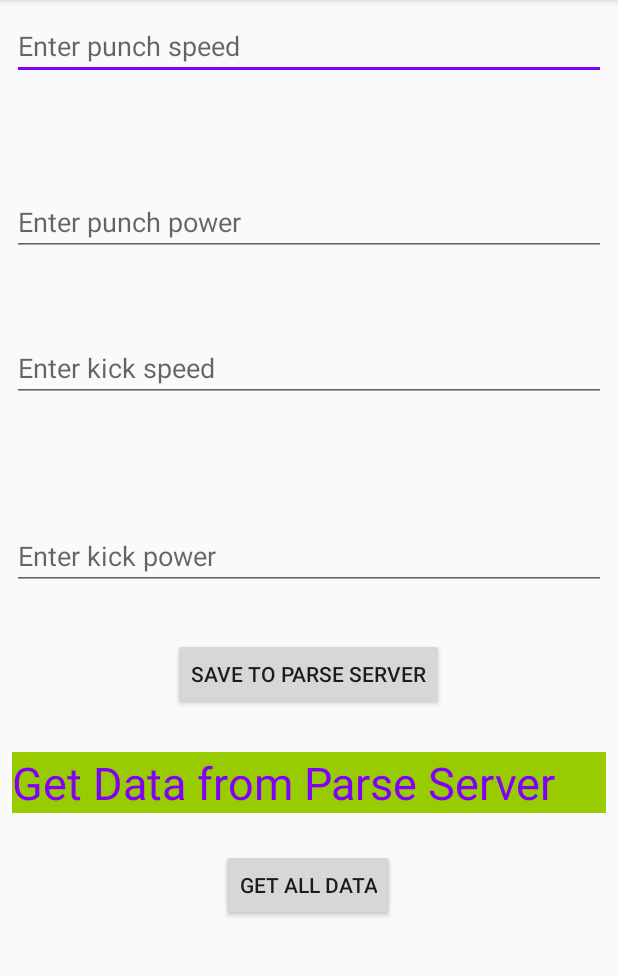
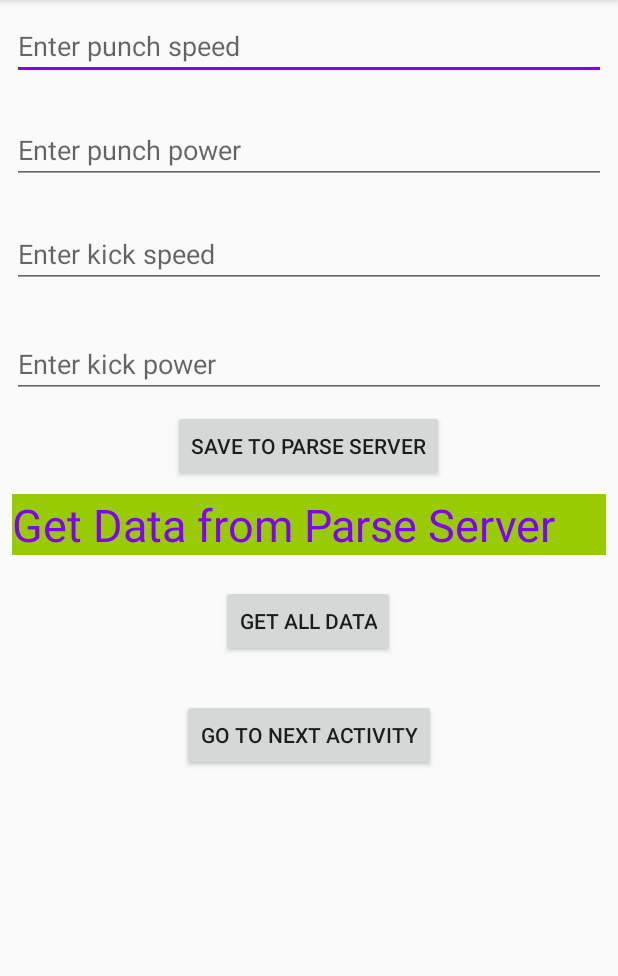
Before and after one commit to shaantheconsiderable/InstagramClone, an Android app: the screen it shows after launch (SignUp), on a phone screen of 412 x 824 dp, the part 84-1060 px from its top. Run offline under Robolectric (Android 15) with nearby library versions, the phone set to English and light mode, and no system bars; libraries missing offline, so code that uses them is left out: com.parse, com.shashank.sony; 1 statement that could not run was skipped.

Commit message:
Sign Up and Login with new activity

```diff
--- a/app/src/main/AndroidManifest.xml
+++ b/app/src/main/AndroidManifest.xml
@@ -17,6 +17,7 @@
                 <category android:name="android.intent.category.LAUNCHER" />
             </intent-filter>
         </activity>
+        <activity android:name=".SignUpLoginActivity"/>
     </application>
 
 </manifest>
--- a/app/src/main/java/com/shaan/instagramclone/SignUp.java
+++ b/app/src/main/java/com/shaan/instagramclone/SignUp.java
@@ -1,5 +1,6 @@
 package com.shaan.instagramclone;
 
+import android.content.Intent;
 import android.support.v7.app.AppCompatActivity;
 import android.os.Bundle;
 import android.view.View;
@@ -21,7 +22,7 @@
 public class SignUp extends AppCompatActivity implements View.OnClickListener {
 
     private EditText edtPunchSpeed, edtPunchPower, edtKickSpeed, edtKickPower;
-    private Button btnSave,btnGetAllData;
+    private Button btnSave,btnGetAllData, btnNextActivity;
     private TextView txtGetData;
     private String allKickBoxers;
 
@@ -34,6 +35,7 @@
         edtPunchPower = findViewById(R.id.edtPunchPower);
         edtKickSpeed = findViewById(R.id.edtKickSpeed);
         edtKickPower = findViewById(R.id.edtKickPower);
+        btnNextActivity = findViewById(R.id.btnNextActivity);
         btnSave = findViewById(R.id.btnSave);
         btnSave.setOnClickListener(this);
         txtGetData = findViewById(R.id.txtGetData);
@@ -61,6 +63,7 @@
 
                 allKickBoxers = "";
                 ParseQuery<ParseObject> queryAll = ParseQuery.getQuery("KickBoxer");
+                queryAll.whereGreaterThan("punchPower", 100);
                 queryAll.findInBackground(new FindCallback<ParseObject>() {
                     @Override
                     public void done(List<ParseObject> objects, ParseException e) {
@@ -68,9 +71,11 @@
                                 if(objects.size() >0){
 
                                     for(ParseObject kickBoxer: objects){
-                                        allKickBoxers = allKickBoxers + kickBoxer.get("kickBoxerName") + " - Punch Speed:  " + kickBoxer.get("punchSpeed") + "\n";
+                                        allKickBoxers = allKickBoxers + kickBoxer.get("kickBoxerName") +
+                                                " - Punch Speed:  " + kickBoxer.get("punchSpeed") + "\n";
                                     }
-                                    FancyToast.makeText(SignUp.this, allKickBoxers, FancyToast.LENGTH_LONG, FancyToast.SUCCESS, true).show();
+                                    FancyToast.makeText(SignUp.this, allKickBoxers,
+                                            FancyToast.LENGTH_LONG, FancyToast.SUCCESS, true).show();
 
                                 }
                                 else{
@@ -80,6 +85,14 @@
                             }
                     }
                 });
+            }
+        });
+
+        btnNextActivity.setOnClickListener(new View.OnClickListener() {
+            @Override
+            public void onClick(View v) {
+                    Intent intent = new Intent(SignUp.this, SignUpLoginActivity.class);
+                    startActivity(intent);
             }
         });
     }
--- a/app/src/main/res/layout/activity_sign_up.xml
+++ b/app/src/main/res/layout/activity_sign_up.xml
@@ -25,13 +25,13 @@
         android:layout_width="0dp"
         android:layout_height="wrap_content"
         android:layout_marginStart="8dp"
-        android:layout_marginTop="72dp"
+        android:layout_marginTop="24dp"
         android:layout_marginEnd="8dp"
         android:ems="10"
         android:hint="Enter punch power"
         android:inputType="textPersonName"
         app:layout_constraintEnd_toEndOf="parent"
-        app:layout_constraintHorizontal_bias="1.0"
+        app:layout_constraintHorizontal_bias="0.0"
         app:layout_constraintStart_toStartOf="parent"
         app:layout_constraintTop_toBottomOf="@+id/edtPunchSpeed" />
 
@@ -40,7 +40,7 @@
         android:layout_width="0dp"
         android:layout_height="wrap_content"
         android:layout_marginStart="8dp"
-        android:layout_marginTop="52dp"
+        android:layout_marginTop="24dp"
         android:layout_marginEnd="8dp"
         android:ems="10"
         android:hint="Enter kick speed"
@@ -55,13 +55,13 @@
         android:layout_width="0dp"
         android:layout_height="wrap_content"
         android:layout_marginStart="8dp"
-        android:layout_marginTop="80dp"
+        android:layout_marginTop="28dp"
         android:layout_marginEnd="8dp"
         android:ems="10"
         android:hint="Enter kick power"
         android:inputType="textPersonName"
         app:layout_constraintEnd_toEndOf="parent"
-        app:layout_constraintHorizontal_bias="1.0"
+        app:layout_constraintHorizontal_bias="0.0"
         app:layout_constraintStart_toStartOf="parent"
         app:layout_constraintTop_toBottomOf="@+id/edtKickSpeed" />
 
@@ -70,7 +70,7 @@
         android:layout_width="wrap_content"
         android:layout_height="wrap_content"
         android:layout_marginStart="8dp"
-        android:layout_marginTop="32dp"
+        android:layout_marginTop="8dp"
         android:layout_marginEnd="8dp"
         android:text="Save To Parse Server"
         app:layout_constraintEnd_toEndOf="parent"
@@ -83,7 +83,7 @@
         android:layout_width="0dp"
         android:layout_height="wrap_content"
         android:layout_marginStart="8dp"
-        android:layout_marginTop="28dp"
+        android:layout_marginTop="8dp"
         android:layout_marginEnd="8dp"
         android:background="@android:color/holo_green_light"
         android:text="Get Data from Parse Server"
@@ -99,11 +99,23 @@
         android:layout_width="wrap_content"
         android:layout_height="wrap_content"
         android:layout_marginStart="8dp"
-        android:layout_marginTop="24dp"
+        android:layout_marginTop="20dp"
         android:layout_marginEnd="8dp"
         android:text="Get All Data"
         app:layout_constraintEnd_toEndOf="parent"
         app:layout_constraintHorizontal_bias="0.498"
         app:layout_constraintStart_toStartOf="parent"
         app:layout_constraintTop_toBottomOf="@+id/txtGetData" />
+
+    <Button
+        android:id="@+id/btnNextActivity"
+        android:layout_width="wrap_content"
+        android:layout_height="wrap_content"
+        android:layout_marginStart="8dp"
+        android:layout_marginTop="28dp"
+        android:layout_marginEnd="8dp"
+        android:text="Go to next activity"
+        app:layout_constraintEnd_toEndOf="parent"
+        app:layout_constraintStart_toStartOf="parent"
+        app:layout_constraintTop_toBottomOf="@+id/btnGetAllData" />
 </android.support.constraint.ConstraintLayout>
```
Also changed, not shown: app/src/main/java/com/shaan/instagramclone/SignUpLoginActivity.java (added, +79 -0 lines), app/src/main/res/layout/signup_login_activity.xml (added, +92 -0 lines).
